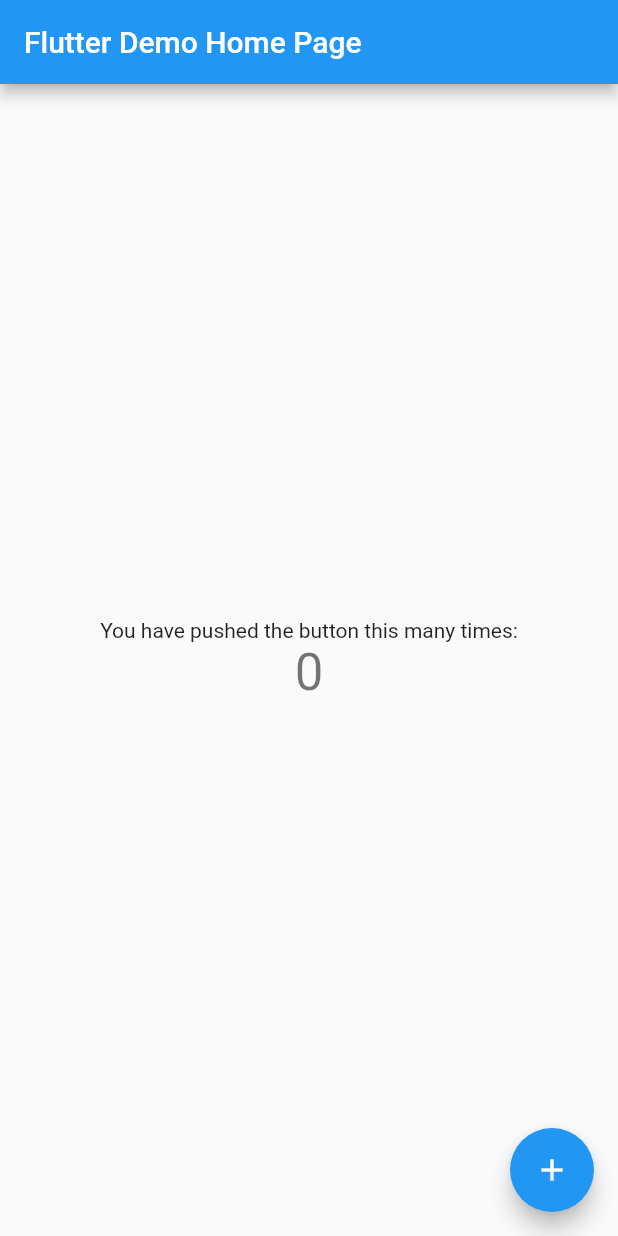
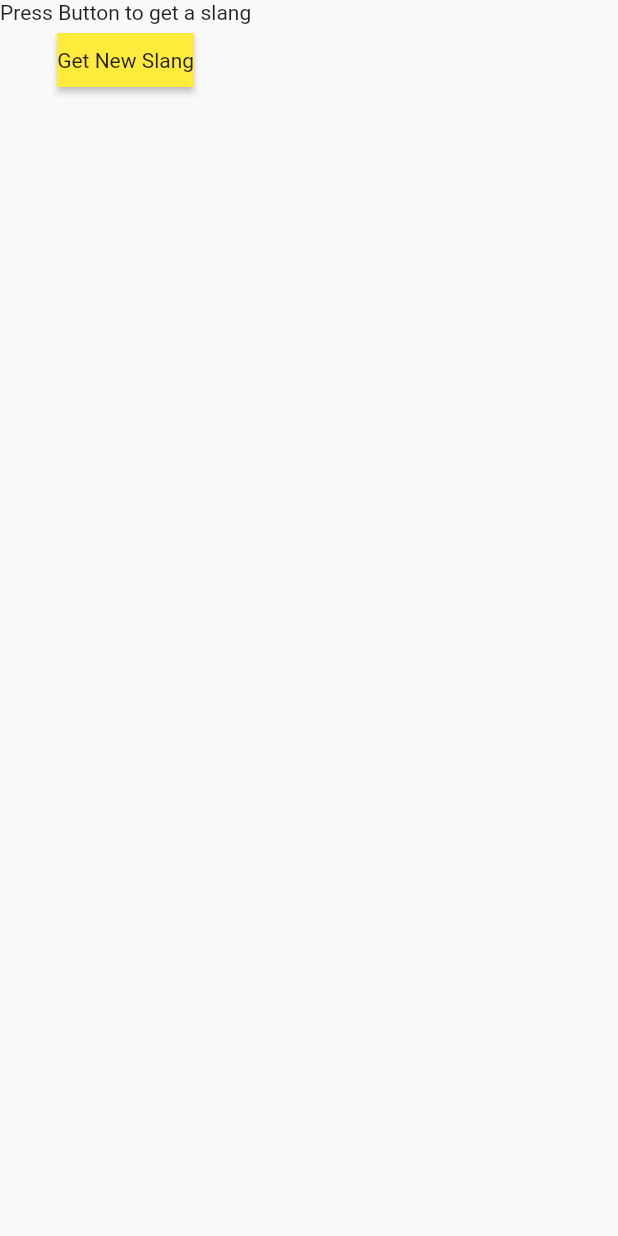
Before and after one commit to thisisamank/bloc-example-slang-api, a Flutter app: the screen it shows after launch, on a phone screen of 412 x 824 dp. Run offline on Flutter 3.47's test engine with Material 2 defaults, Android fonts, the phone set to English and light mode, and no system bars; our stand-ins replace bloc, equatable, flutter_bloc.

Commit message:
Implemented Bloc

```diff
--- a/lib/bloc/slang_event.dart
+++ b/lib/bloc/slang_event.dart
@@ -1,6 +1,9 @@
 part of 'slang_bloc.dart';
 
 @immutable
-abstract class SlangEvent {}
+abstract class SlangEvent extends Equatable {}
 
-class GetSlangEvent extends SlangEvent {}
+class GetSlangEvent extends SlangEvent {
+  @override
+  List<Object> get props => [];
+}
--- a/lib/data/repository/slang_repo.dart
+++ b/lib/data/repository/slang_repo.dart
@@ -1 +1,7 @@
-class SlangRepository {}
+import 'package:bloc_test2/data/models/slang_model.dart';
+import 'package:bloc_test2/data/provider/slang_provider.dart';
+
+class SlangRepository {
+  SlangProvider _slangProvider = SlangProvider();
+  Future<SlangModel> getSlang() => _slangProvider.getSlang();
+}
--- a/lib/main.dart
+++ b/lib/main.dart
@@ -1,117 +1,59 @@
+import 'package:bloc_test2/bloc/slang_bloc.dart';
 import 'package:flutter/material.dart';
+import 'package:flutter_bloc/flutter_bloc.dart';
 
 void main() {
   runApp(MyApp());
 }
 
 class MyApp extends StatelessWidget {
-  // This widget is the root of your application.
   @override
   Widget build(BuildContext context) {
-    return MaterialApp(
-      title: 'Flutter Demo',
-      theme: ThemeData(
-        // This is the theme of your application.
-        //
-        // Try running your application with "flutter run". You'll see the
-        // application has a blue toolbar. Then, without quitting the app, try
-        // changing the primarySwatch below to Colors.green and then invoke
-        // "hot reload" (press "r" in the console where you ran "flutter run",
-        // or simply save your changes to "hot reload" in a Flutter IDE).
-        // Notice that the counter didn't reset back to zero; the application
-        // is not restarted.
-        primarySwatch: Colors.blue,
-        // This makes the visual density adapt to the platform that you run
-        // the app on. For desktop platforms, the controls will be smaller and
-        // closer together (more dense) than on mobile platforms.
-        visualDensity: VisualDensity.adaptivePlatformDensity,
+    return BlocProvider<SlangBloc>(
+      create: (context) => SlangBloc(),
+      child: MaterialApp(
+        title: 'Flutter Demo',
+        theme: ThemeData(
+          primarySwatch: Colors.blue,
+          visualDensity: VisualDensity.adaptivePlatformDensity,
+        ),
+        home: HomePage(),
       ),
-      home: MyHomePage(title: 'Flutter Demo Home Page'),
     );
   }
 }
 
-class MyHomePage extends StatefulWidget {
-  MyHomePage({Key key, this.title}) : super(key: key);
-
-  // This widget is the home page of your application. It is stateful, meaning
-  // that it has a State object (defined below) that contains fields that affect
-  // how it looks.
-
-  // This class is the configuration for the state. It holds the values (in this
-  // case the title) provided by the parent (in this case the App widget) and
-  // used by the build method of the State. Fields in a Widget subclass are
-  // always marked "final".
-
-  final String title;
-
-  @override
-  _MyHomePageState createState() => _MyHomePageState();
-}
-
-class _MyHomePageState extends State<MyHomePage> {
-  int _counter = 0;
-
-  void _incrementCounter() {
-    setState(() {
-      // This call to setState tells the Flutter framework that something has
-      // changed in this State, which causes it to rerun the build method below
-      // so that the display can reflect the updated values. If we changed
-      // _counter without calling setState(), then the build method would not be
-      // called again, and so nothing would appear to happen.
-      _counter++;
-    });
-  }
-
+class HomePage extends StatelessWidget {
   @override
   Widget build(BuildContext context) {
-    // This method is rerun every time setState is called, for instance as done
-    // by the _incrementCounter method above.
-    //
-    // The Flutter framework has been optimized to make rerunning build methods
-    // fast, so that you can just rebuild anything that needs updating rather
-    // than having to individually change instances of widgets.
     return Scaffold(
-      appBar: AppBar(
-        // Here we take the value from the MyHomePage object that was created by
-        // the App.build method, and use it to set our appbar title.
-        title: Text(widget.title),
-      ),
-      body: Center(
-        // Center is a layout widget. It takes a single child and positions it
-        // in the middle of the parent.
+      body: SafeArea(
         child: Column(
-          // Column is also a layout widget. It takes a list of children and
-          // arranges them vertically. By default, it sizes itself to fit its
-          // children horizontally, and tries to be as tall as its parent.
-          //
-          // Invoke "debug painting" (press "p" in the console, choose the
-          // "Toggle Debug Paint" action from the Flutter Inspector in Android
-          // Studio, or the "Toggle Debug Paint" command in Visual Studio Code)
-          // to see the wireframe for each widget.
-          //
-          // Column has various properties to control how it sizes itself and
-          // how it positions its children. Here we use mainAxisAlignment to
-          // center the children vertically; the main axis here is the vertical
-          // axis because Columns are vertical (the cross axis would be
-          // horizontal).
-          mainAxisAlignment: MainAxisAlignment.center,
-          children: <Widget>[
-            Text(
-              'You have pushed the button this many times:',
+          children: [
+            BlocBuilder<SlangBloc, SlangState>(
+              builder: (context, state) {
+                if (state is SlangInitial) {
+                  return Text("Press Button to get a slang");
+                }
+                if (state is SlangLoading) {
+                  return CircularProgressIndicator();
+                } else if (state is SlangLoaded) {
+                  return Text('${state.slang.insult}');
+                } else {
+                  return Text("Something Went Wrong");
+                }
+              },
             ),
-            Text(
-              '$_counter',
-              style: Theme.of(context).textTheme.headline4,
-            ),
+            RawMaterialButton(
+              onPressed: () {
+                BlocProvider.of<SlangBloc>(context).add(GetSlangEvent());
+              },
+              fillColor: Colors.yellow,
+              child: Text("Get New Slang"),
+            )
           ],
         ),
       ),
-      floatingActionButton: FloatingActionButton(
-        onPressed: _incrementCounter,
-        tooltip: 'Increment',
-        child: Icon(Icons.add),
-      ), // This trailing comma makes auto-formatting nicer for build methods.
     );
   }
 }
```
Also changed, not shown: lib/bloc/slang_bloc.dart (+7 -16 lines), lib/data/provider/slang_provider.dart (+23 -0 lines), 1 other file.
